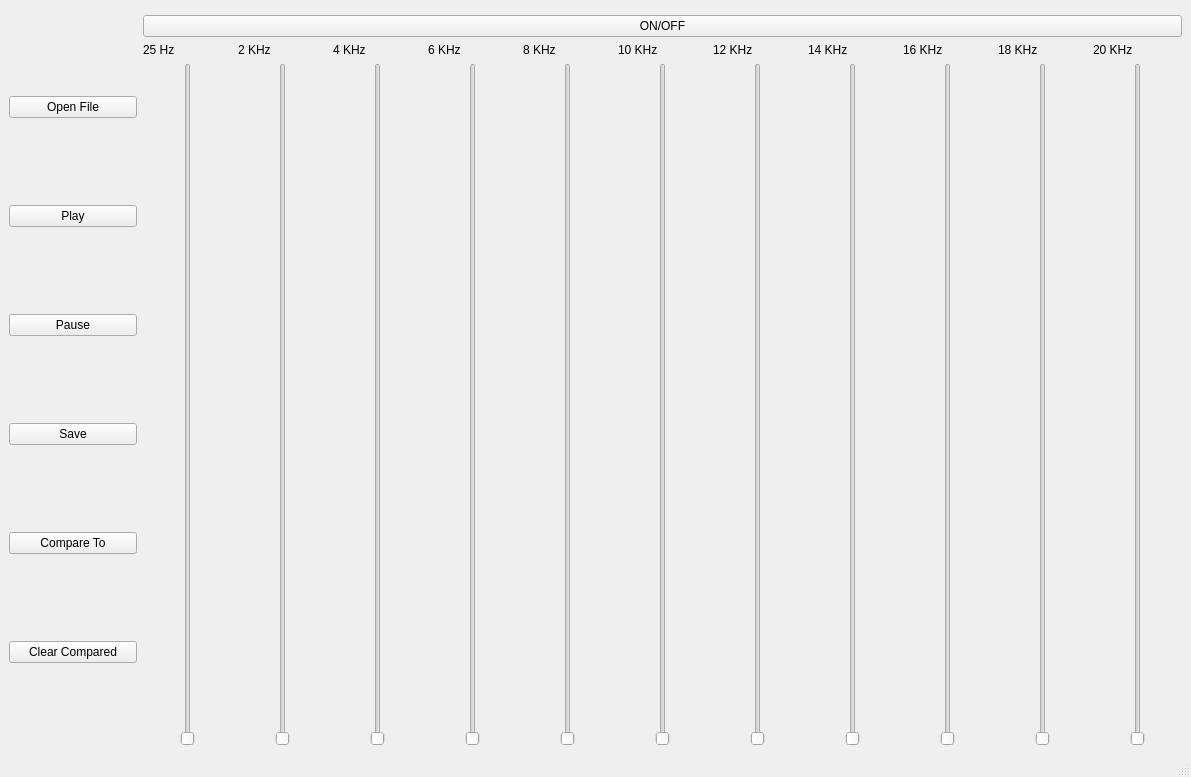
Before: the Qt Designer form UI.ui in ASquaredM/KawaiiDevs-Eq, drawn with Qt 5.
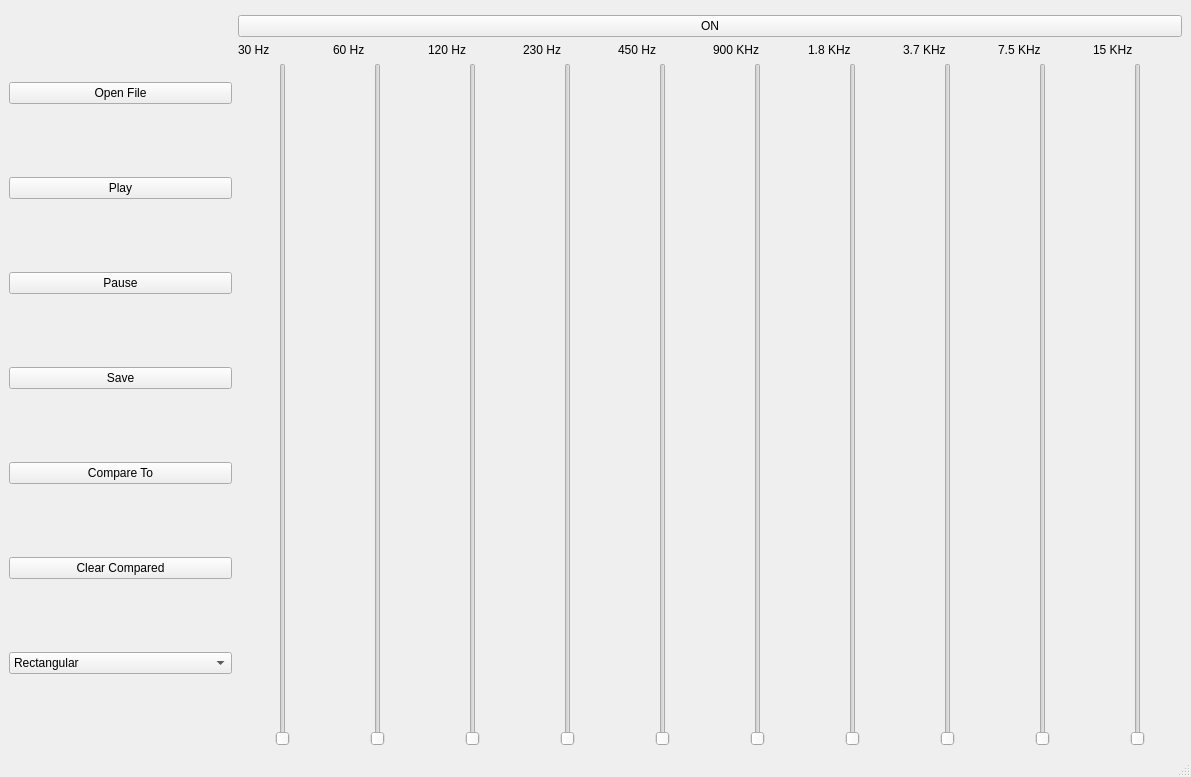
After: the same form once the commit is applied. Custom widgets are drawn as their Qt base class.

```diff
--- a/UI.ui
+++ b/UI.ui
@@ -70,6 +70,25 @@
             </property>
            </widget>
           </item>
+          <item>
+           <widget class="QComboBox" name="comboBox">
+            <item>
+             <property name="text">
+              <string>Rectangular</string>
+             </property>
+            </item>
+            <item>
+             <property name="text">
+              <string>Hamming</string>
+             </property>
+            </item>
+            <item>
+             <property name="text">
+              <string>Hanning</string>
+             </property>
+            </item>
+           </widget>
+          </item>
          </layout>
         </item>
         <item>
@@ -77,7 +96,7 @@
           <item>
            <widget class="QPushButton" name="OnOff">
             <property name="text">
-             <string>ON/OFF</string>
+             <string>ON</string>
             </property>
            </widget>
           </item>
@@ -88,7 +107,7 @@
               <item>
                <widget class="QLabel" name="label">
                 <property name="text">
-                 <string>25 Hz</string>
+                 <string>30 Hz</string>
                 </property>
                </widget>
               </item>
@@ -109,7 +128,7 @@
               <item>
                <widget class="QLabel" name="label_5">
                 <property name="text">
-                 <string>2 KHz</string>
+                 <string>60 Hz</string>
                 </property>
                </widget>
               </item>
@@ -130,7 +149,7 @@
               <item>
                <widget class="QLabel" name="label_6">
                 <property name="text">
-                 <string>4 KHz</string>
+                 <string>120 Hz</string>
                 </property>
                </widget>
               </item>
@@ -151,7 +170,7 @@
               <item>
                <widget class="QLabel" name="label_8">
                 <property name="text">
-                 <string>6 KHz</string>
+                 <string>230 Hz</string>
                 </property>
                </widget>
               </item>
@@ -172,7 +191,7 @@
               <item>
                <widget class="QLabel" name="label_11">
                 <property name="text">
-                 <string>8 KHz</string>
+                 <string>450 Hz</string>
                 </property>
                </widget>
               </item>
@@ -193,7 +212,7 @@
               <item>
                <widget class="QLabel" name="label_10">
                 <property name="text">
-                 <string>10 KHz</string>
+                 <string>900 KHz</string>
                 </property>
                </widget>
               </item>
@@ -214,7 +233,7 @@
               <item>
                <widget class="QLabel" name="label_9">
                 <property name="text">
-                 <string>12 KHz</string>
+                 <string>1.8 KHz</string>
                 </property>
                </widget>
               </item>
@@ -235,7 +254,7 @@
               <item>
                <widget class="QLabel" name="label_4">
                 <property name="text">
-                 <string>14 KHz</string>
+                 <string>3.7 KHz</string>
                 </property>
                </widget>
               </item>
@@ -256,7 +275,7 @@
               <item>
                <widget class="QLabel" name="label_7">
                 <property name="text">
-                 <string>16 KHz</string>
+                 <string>7.5 KHz</string>
                 </property>
                </widget>
               </item>
@@ -280,7 +299,7 @@
                  <string notr="true"/>
                 </property>
                 <property name="text">
-                 <string>18 KHz</string>
+                 <string>15 KHz</string>
                 </property>
                </widget>
               </item>
@@ -297,28 +316,7 @@
              </layout>
             </item>
             <item>
-             <layout class="QVBoxLayout" name="verticalLayout_16">
-              <item>
-               <widget class="QLabel" name="label_12">
-                <property name="styleSheet">
-                 <string notr="true"/>
-                </property>
-                <property name="text">
-                 <string>20 KHz</string>
-                </property>
-               </widget>
-              </item>
-              <item>
-               <widget class="QSlider" name="verticalSlider_12">
-                <property name="styleSheet">
-                 <string notr="true">margin:auto;</string>
-                </property>
-                <property name="orientation">
-                 <enum>Qt::Vertical</enum>
-                </property>
-               </widget>
-              </item>
-             </layout>
+             <layout class="QVBoxLayout" name="verticalLayout_16"/>
             </item>
            </layout>
           </item>
```
Left out of the diff: 20 changed lines with no effect on the pictures.
